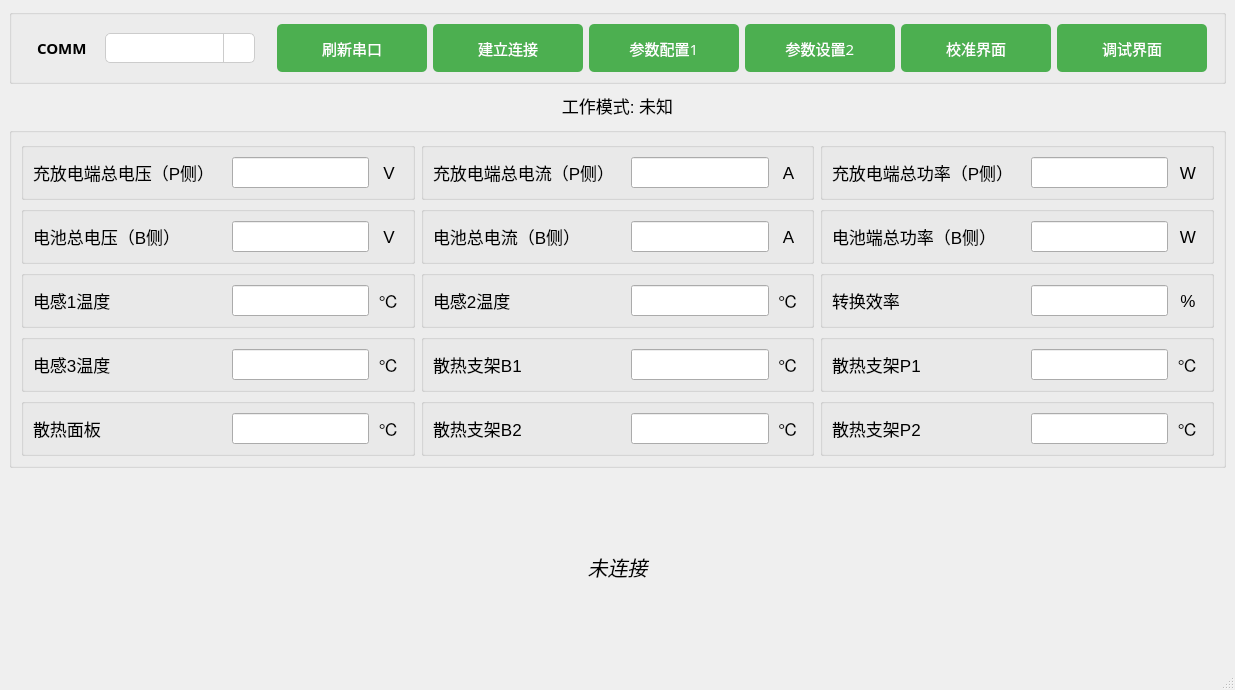
Qt form mainwindow.ui (Curtain-Wang/TDB) before a commit.
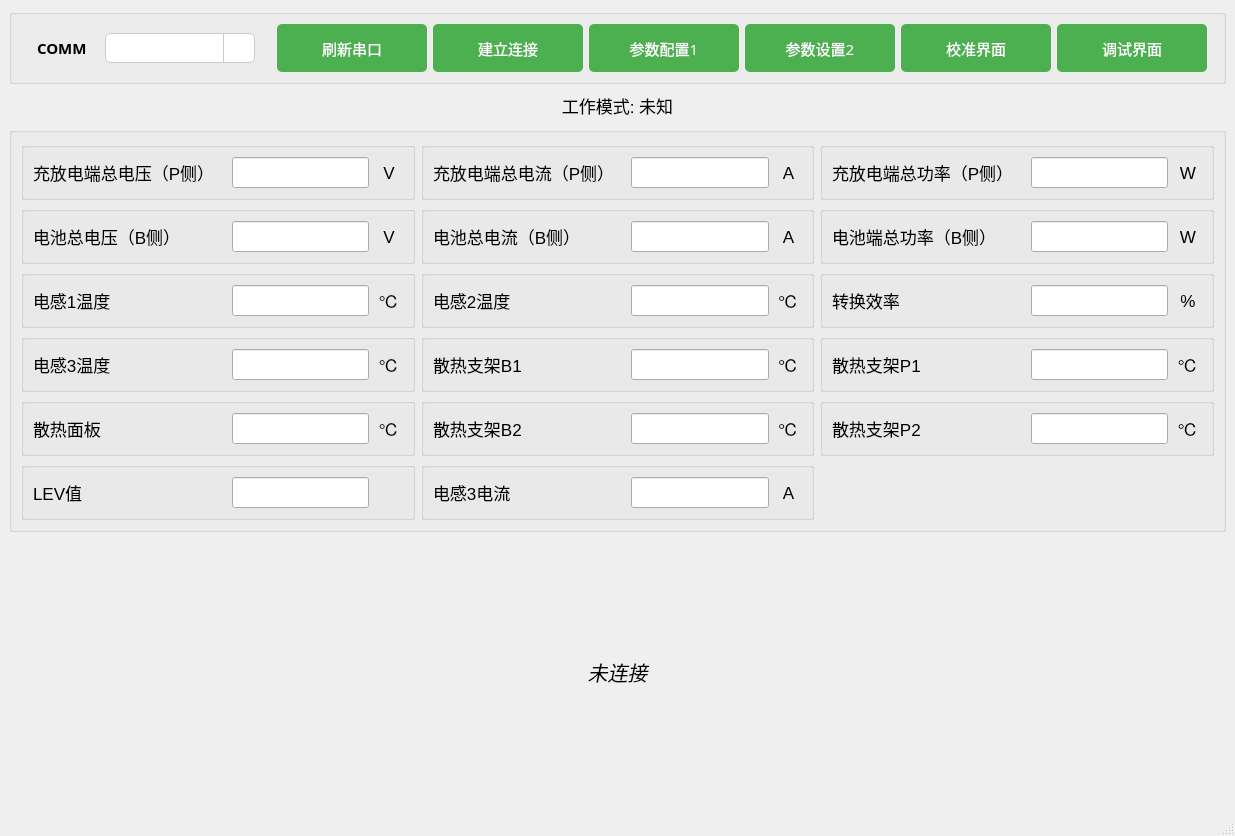
The same form after that commit. Icons and pictures are not drawn.

Commit message: 新增LEV、电感3电流值

The edit to the form file:
```diff
--- a/mainwindow.ui
+++ b/mainwindow.ui
@@ -7,7 +7,7 @@
     <x>0</x>
     <y>0</y>
     <width>1235</width>
-    <height>690</height>
+    <height>836</height>
    </rect>
   </property>
   <property name="windowTitle">
@@ -18,8 +18,8 @@
     <normaloff>:/images/images/battery_monitoring_system_icon.ico</normaloff>:/images/images/battery_monitoring_system_icon.ico</iconset>
   </property>
   <widget class="QWidget" name="centralwidget">
-   <layout class="QGridLayout" name="gridLayout_2">
-    <item row="0" column="0">
+   <layout class="QVBoxLayout" name="verticalLayout">
+    <item>
      <widget class="QGroupBox" name="groupBox_33">
       <property name="minimumSize">
        <size>
@@ -408,7 +408,7 @@
       </layout>
      </widget>
     </item>
-    <item row="1" column="0">
+    <item>
      <widget class="QLabel" name="label_39">
       <property name="minimumSize">
        <size>
@@ -435,7 +435,7 @@
       </property>
      </widget>
     </item>
-    <item row="2" column="0">
+    <item>
      <widget class="QGroupBox" name="groupBox">
       <property name="title">
        <string/>
@@ -1401,10 +1401,138 @@
          </layout>
         </widget>
        </item>
+       <item row="5" column="0">
+        <widget class="QGroupBox" name="groupBox_17">
+         <property name="title">
+          <string/>
+         </property>
+         <layout class="QHBoxLayout" name="horizontalLayout_26" stretch="7,5,1">
+          <item>
+           <widget class="QLabel" name="label_51">
+            <property name="minimumSize">
+             <size>
+              <width>119</width>
+              <height>31</height>
+             </size>
+            </property>
+            <property name="font">
+             <font>
+              <pointsize>13</pointsize>
+             </font>
+            </property>
+            <property name="text">
+             <string>LEV值</string>
+            </property>
+            <property name="alignment">
+             <set>Qt::AlignLeading|Qt::AlignLeft|Qt::AlignVCenter</set>
+            </property>
+           </widget>
+          </item>
+          <item>
+           <widget class="QLineEdit" name="lineEdit_15">
+            <property name="minimumSize">
+             <size>
+              <width>0</width>
+              <height>31</height>
+             </size>
+            </property>
+            <property name="readOnly">
+             <bool>true</bool>
+            </property>
+           </widget>
+          </item>
+          <item>
+           <widget class="QLabel" name="label_52">
+            <property name="minimumSize">
+             <size>
+              <width>0</width>
+              <height>31</height>
+             </size>
+            </property>
+            <property name="font">
+             <font>
+              <pointsize>13</pointsize>
+             </font>
+            </property>
+            <property name="text">
+             <string> </string>
+            </property>
+            <property name="alignment">
+             <set>Qt::AlignCenter</set>
+            </property>
+           </widget>
+          </item>
+         </layout>
+        </widget>
+       </item>
+       <item row="5" column="1">
+        <widget class="QGroupBox" name="groupBox_18">
+         <property name="title">
+          <string/>
+         </property>
+         <layout class="QHBoxLayout" name="horizontalLayout_27" stretch="7,5,1">
+          <item>
+           <widget class="QLabel" name="label_53">
+            <property name="minimumSize">
+             <size>
+              <width>119</width>
+              <height>31</height>
+             </size>
+            </property>
+            <property name="font">
+             <font>
+              <pointsize>13</pointsize>
+             </font>
+            </property>
+            <property name="text">
+             <string>电感3电流</string>
+            </property>
+            <property name="alignment">
+             <set>Qt::AlignLeading|Qt::AlignLeft|Qt::AlignVCenter</set>
+            </property>
+           </widget>
+          </item>
+          <item>
+           <widget class="QLineEdit" name="lineEdit_16">
+            <property name="minimumSize">
+             <size>
+              <width>0</width>
+              <height>31</height>
+             </size>
+            </property>
+            <property name="readOnly">
+             <bool>true</bool>
+            </property>
+           </widget>
+          </item>
+          <item>
+           <widget class="QLabel" name="label_54">
+            <property name="minimumSize">
+             <size>
+              <width>0</width>
+              <height>31</height>
+             </size>
+            </property>
+            <property name="font">
+             <font>
+              <pointsize>13</pointsize>
+             </font>
+            </property>
+            <property name="text">
+             <string>A</string>
+            </property>
+            <property name="alignment">
+             <set>Qt::AlignCenter</set>
+            </property>
+           </widget>
+          </item>
+         </layout>
+        </widget>
+       </item>
       </layout>
      </widget>
     </item>
-    <item row="3" column="0">
+    <item>
      <widget class="QLabel" name="bms_warn_prot">
       <property name="sizePolicy">
        <sizepolicy hsizetype="Preferred" vsizetype="Expanding">
```
The commit also changes 1 other file.
